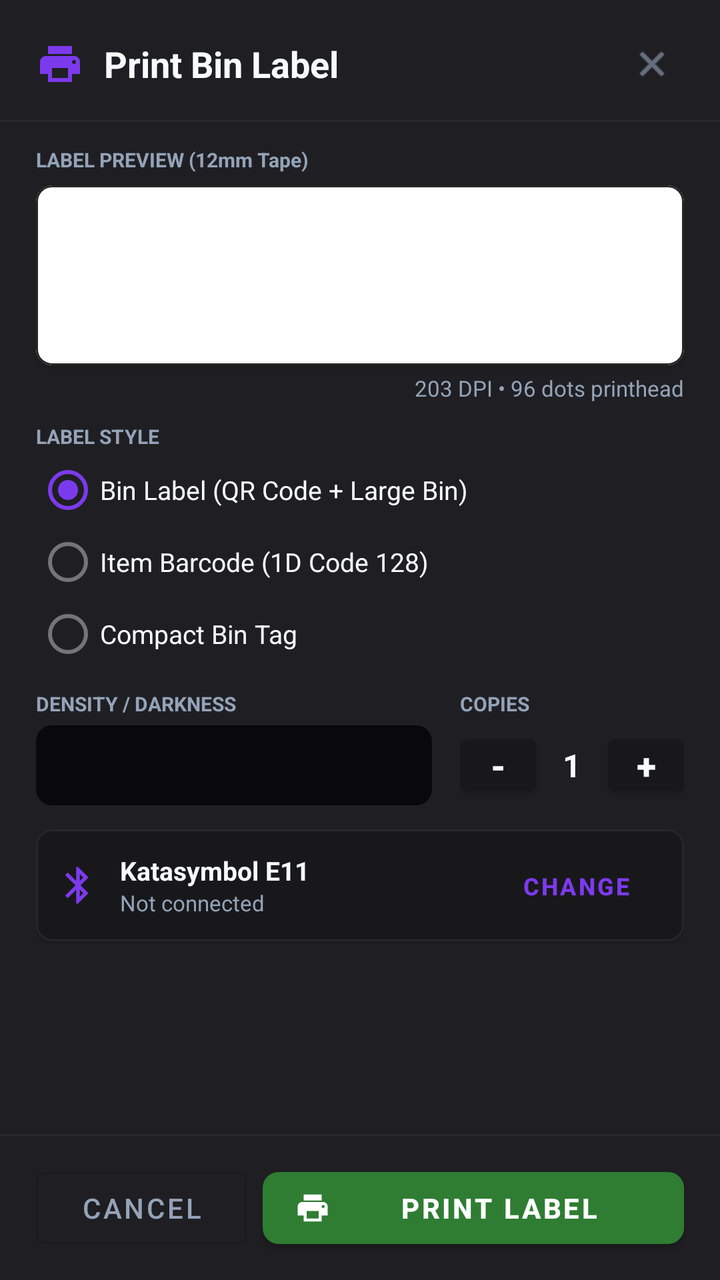
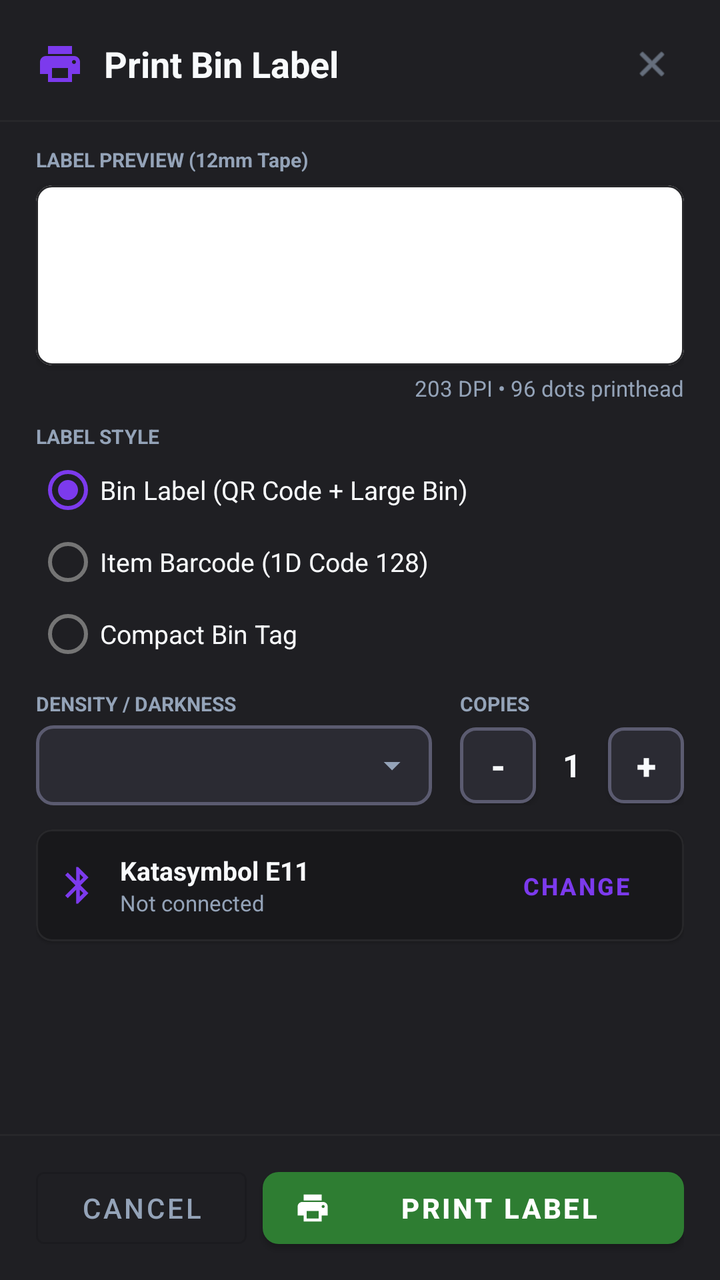

Two renders of the same Android screen: before a commit and after it. Below are the layout's source before the change and the commit's diff.
<!-- AndroidManifest.xml: application theme Theme.InventoryProScanner -->
<!-- res/layout/dialog_print_label.xml -->
<?xml version="1.0" encoding="utf-8"?>
<LinearLayout xmlns:android="http://schemas.android.com/apk/res/android"
    xmlns:app="http://schemas.android.com/apk/res-auto"
    android:layout_width="match_parent"
    android:layout_height="match_parent"
    android:background="@color/surface"
    android:orientation="vertical">

    
    <LinearLayout
        android:layout_width="match_parent"
        android:layout_height="wrap_content"
        android:gravity="center_vertical"
        android:orientation="horizontal"
        android:paddingHorizontal="18dp"
        android:paddingTop="16dp"
        android:paddingBottom="12dp">

        <ImageView
            android:layout_width="24dp"
            android:layout_height="24dp"
            android:src="@drawable/ic_print"
            app:tint="@color/primary" />

        <TextView
            android:id="@+id/tvDialogTitle"
            android:layout_width="0dp"
            android:layout_height="wrap_content"
            android:layout_marginStart="10dp"
            android:layout_weight="1"
            android:text="Print Bin Label"
            android:textColor="@color/text_primary"
            android:textSize="18sp"
            android:textStyle="bold" />

        <ImageView
            android:id="@+id/btnCloseDialog"
            android:layout_width="32dp"
            android:layout_height="32dp"
            android:background="?selectableItemBackgroundBorderless"
            android:padding="6dp"
            android:src="@android:drawable/ic_menu_close_clear_cancel"
            app:tint="@color/text_secondary" />
    </LinearLayout>

    <View
        android:layout_width="match_parent"
        android:layout_height="1dp"
        android:background="@color/border" />

    
    <androidx.core.widget.NestedScrollView
        android:layout_width="match_parent"
        android:layout_height="0dp"
        android:layout_weight="1"
        android:fillViewport="true">

        <LinearLayout
            android:layout_width="match_parent"
            android:layout_height="wrap_content"
            android:orientation="vertical"
            android:paddingHorizontal="18dp"
            android:paddingVertical="12dp">

            
            <TextView
                android:layout_width="wrap_content"
                android:layout_height="wrap_content"
                android:text="LABEL PREVIEW (12mm Tape)"
                android:textColor="@color/text_secondary"
                android:textSize="10sp"
                android:textStyle="bold" />

            <com.google.android.material.card.MaterialCardView
                android:layout_width="match_parent"
                android:layout_height="90dp"
                android:layout_marginTop="6dp"
                app:cardBackgroundColor="@color/white"
                app:cardCornerRadius="8dp"
                app:cardElevation="2dp"
                app:strokeColor="@color/border"
                app:strokeWidth="1dp">

                <ImageView
                    android:id="@+id/ivLabelPreview"
                    android:layout_width="match_parent"
                    android:layout_height="match_parent"
                    android:layout_gravity="center"
                    android:contentDescription="Label Preview"
                    android:padding="6dp"
                    android:scaleType="fitCenter" />
            </com.google.android.material.card.MaterialCardView>

            <TextView
                android:id="@+id/tvLabelSpecs"
                android:layout_width="match_parent"
                android:layout_height="wrap_content"
                android:layout_marginTop="4dp"
                android:gravity="end"
                android:text="203 DPI • 96 dots printhead"
                android:textColor="@color/text_secondary"
                android:textSize="11sp" />

            
            <LinearLayout
                android:id="@+id/cardDualPartBanner"
                android:layout_width="match_parent"
                android:layout_height="wrap_content"
                android:layout_marginTop="10dp"
                android:background="@drawable/card_background"
                android:orientation="vertical"
                android:padding="10dp"
                android:visibility="gone">

                <LinearLayout
                    android:layout_width="match_parent"
                    android:layout_height="wrap_content"
                    android:gravity="center_vertical"
                    android:orientation="horizontal">

                    <LinearLayout
                        android:layout_width="0dp"
                        android:layout_height="wrap_content"
                        android:layout_weight="1"
                        android:orientation="vertical">

                        <TextView
                            android:id="@+id/tvDualPartNotice"
                            android:layout_width="wrap_content"
                            android:layout_height="wrap_content"
                            android:text="2 Parts Share this Bin"
                            android:textColor="#38BDF8"
                            android:textSize="12sp"
                            android:textStyle="bold" />

                        <TextView
                            android:id="@+id/tvDualPartSubtitle"
                            android:layout_width="wrap_content"
                            android:layout_height="wrap_content"
                            android:text="Print combined 2-in-1 label"
                            android:textColor="@color/text_secondary"
                            android:textSize="10sp" />
                    </LinearLayout>

                    <com.google.android.material.switchmaterial.SwitchMaterial
                        android:id="@+id/switchCombineParts"
                        android:layout_width="wrap_content"
                        android:layout_height="wrap_content"
                        android:checked="false" />
                </LinearLayout>

                <LinearLayout
                    android:id="@+id/layoutCompanionPicker"
                    android:layout_width="match_parent"
                    android:layout_height="wrap_content"
                    android:layout_marginTop="8dp"
                    android:orientation="vertical"
                    android:visibility="gone">

                    <TextView
                        android:layout_width="wrap_content"
                        android:layout_height="wrap_content"
                        android:text="PAIR WITH COMPANION PART:"
                        android:textColor="@color/text_secondary"
                        android:textSize="9sp"
                        android:textStyle="bold" />

                    <Spinner
                        android:id="@+id/spinnerCompanionPart"
                        android:layout_width="match_parent"
                        android:layout_height="36dp"
                        android:layout_marginTop="2dp"
                        android:background="@drawable/input_background" />
                </LinearLayout>
            </LinearLayout>

            
            <TextView
                android:layout_width="wrap_content"
                android:layout_height="wrap_content"
                android:layout_marginTop="10dp"
                android:text="LABEL STYLE"
                android:textColor="@color/text_secondary"
                android:textSize="10sp"
                android:textStyle="bold" />

            <RadioGroup
                android:id="@+id/rgLabelStyle"
                android:layout_width="match_parent"
                android:layout_height="wrap_content"
                android:layout_marginTop="2dp">

                <RadioButton
                    android:id="@+id/rbBinQr"
                    android:layout_width="match_parent"
                    android:layout_height="36dp"
                    android:checked="true"
                    android:text="Bin Label (QR Code + Large Bin)"
                    android:textColor="@color/text_primary"
                    android:textSize="13sp" />

                <RadioButton
                    android:id="@+id/rbItemBarcode"
                    android:layout_width="match_parent"
                    android:layout_height="36dp"
                    android:text="Item Barcode (1D Code 128)"
                    android:textColor="@color/text_primary"
                    android:textSize="13sp" />

                <RadioButton
                    android:id="@+id/rbCompactBin"
                    android:layout_width="match_parent"
                    android:layout_height="36dp"
                    android:text="Compact Bin Tag"
                    android:textColor="@color/text_primary"
                    android:textSize="13sp" />

                <RadioButton
                    android:id="@+id/rbDualStacked"
                    android:layout_width="match_parent"
                    android:layout_height="36dp"
                    android:text="Combined Bin (Stacked Label)"
                    android:textColor="@color/text_primary"
                    android:textSize="13sp"
                    android:visibility="gone" />
            </RadioGroup>

            
            <LinearLayout
                android:layout_width="match_parent"
                android:layout_height="wrap_content"
                android:layout_marginTop="10dp"
                android:baselineAligned="false"
                android:orientation="horizontal">

                
                <LinearLayout
                    android:layout_width="0dp"
                    android:layout_height="wrap_content"
                    android:layout_weight="1"
                    android:orientation="vertical">

                    <TextView
                        android:layout_width="wrap_content"
                        android:layout_height="wrap_content"
                        android:text="DENSITY / DARKNESS"
                        android:textColor="@color/text_secondary"
                        android:textSize="10sp"
                        android:textStyle="bold" />

                    <Spinner
                        android:id="@+id/spinnerDensity"
                        android:layout_width="match_parent"
                        android:layout_height="40dp"
                        android:layout_marginTop="4dp"
                        android:background="@drawable/input_background" />
                </LinearLayout>

                <Space
                    android:layout_width="14dp"
                    android:layout_height="wrap_content" />

                
                <LinearLayout
                    android:layout_width="wrap_content"
                    android:layout_height="wrap_content"
                    android:orientation="vertical">

                    <TextView
                        android:layout_width="wrap_content"
                        android:layout_height="wrap_content"
                        android:text="COPIES"
                        android:textColor="@color/text_secondary"
                        android:textSize="10sp"
                        android:textStyle="bold" />

                    <LinearLayout
                        android:layout_width="wrap_content"
                        android:layout_height="40dp"
                        android:layout_marginTop="4dp"
                        android:gravity="center_vertical"
                        android:orientation="horizontal">

                        <Button
                            android:id="@+id/btnMinusCopy"
                            android:layout_width="38dp"
                            android:layout_height="38dp"
                            android:backgroundTint="@color/card_bg"
                            android:padding="0dp"
                            android:text="-"
                            android:textColor="@color/text_primary"
                            android:textSize="18sp"
                            android:textStyle="bold" />

                        <TextView
                            android:id="@+id/tvCopiesCount"
                            android:layout_width="36dp"
                            android:layout_height="wrap_content"
                            android:gravity="center"
                            android:text="1"
                            android:textColor="@color/text_primary"
                            android:textSize="16sp"
                            android:textStyle="bold" />

                        <Button
                            android:id="@+id/btnPlusCopy"
                            android:layout_width="38dp"
                            android:layout_height="38dp"
                            android:backgroundTint="@color/card_bg"
                            android:padding="0dp"
                            android:text="+"
                            android:textColor="@color/text_primary"
                            android:textSize="18sp"
                            android:textStyle="bold" />
                    </LinearLayout>
                </LinearLayout>
            </LinearLayout>

            
            <com.google.android.material.card.MaterialCardView
                android:layout_width="match_parent"
                android:layout_height="wrap_content"
                android:layout_marginTop="12dp"
                app:cardBackgroundColor="@color/card_bg"
                app:cardCornerRadius="8dp"
                app:strokeColor="@color/border"
                app:strokeWidth="1dp">

                <LinearLayout
                    android:layout_width="match_parent"
                    android:layout_height="wrap_content"
                    android:gravity="center_vertical"
                    android:orientation="horizontal"
                    android:padding="10dp">

                    <ImageView
                        android:layout_width="22dp"
                        android:layout_height="22dp"
                        android:src="@drawable/ic_bluetooth"
                        app:tint="@color/primary" />

                    <LinearLayout
                        android:layout_width="0dp"
                        android:layout_height="wrap_content"
                        android:layout_marginStart="10dp"
                        android:layout_weight="1"
                        android:orientation="vertical">

                        <TextView
                            android:id="@+id/tvPrinterName"
                            android:layout_width="wrap_content"
                            android:layout_height="wrap_content"
                            android:text="Katasymbol E11"
                            android:textColor="@color/text_primary"
                            android:textSize="13sp"
                            android:textStyle="bold" />

                        <TextView
                            android:id="@+id/tvPrinterAddress"
                            android:layout_width="wrap_content"
                            android:layout_height="wrap_content"
                            android:text="Not connected"
                            android:textColor="@color/text_secondary"
                            android:textSize="11sp" />
                    </LinearLayout>

                    <Button
                        android:id="@+id/btnSelectPrinter"
                        style="@style/Widget.MaterialComponents.Button.TextButton"
                        android:layout_width="wrap_content"
                        android:layout_height="36dp"
                        android:text="Change"
                        android:textColor="@color/primary"
                        android:textSize="12sp"
                        android:textStyle="bold" />
                </LinearLayout>
            </com.google.android.material.card.MaterialCardView>

        </LinearLayout>
    </androidx.core.widget.NestedScrollView>

    
    <View
        android:layout_width="match_parent"
        android:layout_height="1dp"
        android:background="@color/border" />

    
    <LinearLayout
        android:id="@+id/layoutPrintProgress"
        android:layout_width="match_parent"
        android:layout_height="wrap_content"
        android:background="#152E7D32"
        android:gravity="center_vertical"
        android:orientation="horizontal"
        android:paddingHorizontal="18dp"
        android:paddingVertical="10dp"
        android:visibility="gone">

        <ProgressBar
            android:layout_width="20dp"
            android:layout_height="20dp"
            android:indeterminate="true" />

        <TextView
            android:id="@+id/tvPrintProgressStatus"
            android:layout_width="wrap_content"
            android:layout_height="wrap_content"
            android:layout_marginStart="10dp"
            android:text="Printing in progress..."
            android:textColor="@color/primary"
            android:textSize="13sp"
            android:textStyle="bold" />
    </LinearLayout>

    <LinearLayout
        android:layout_width="match_parent"
        android:layout_height="wrap_content"
        android:orientation="horizontal"
        android:paddingHorizontal="18dp"
        android:paddingVertical="12dp">

        <Button
            android:id="@+id/btnCancelPrint"
            style="@style/Widget.MaterialComponents.Button.OutlinedButton"
            android:layout_width="0dp"
            android:layout_height="48dp"
            android:layout_marginEnd="8dp"
            android:layout_weight="1"
            android:text="Cancel"
            android:textColor="@color/text_secondary"
            android:textSize="14sp" />

        <com.google.android.material.button.MaterialButton
            android:id="@+id/btnExecutePrint"
            android:layout_width="0dp"
            android:layout_height="48dp"
            android:layout_weight="2"
            android:text="Print Label"
            android:textColor="@color/white"
            android:textSize="14sp"
            android:textStyle="bold"
            app:backgroundTint="#2E7D32"
            app:cornerRadius="8dp"
            app:icon="@drawable/ic_print"
            app:iconSize="18dp"
            app:iconTint="@color/white" />
    </LinearLayout>

</LinearLayout>
<!-- resources referenced by this layout -->
<resources>
  <color name="border">#FF27272A</color>
  <color name="card_bg">#FF18181B</color>
  <color name="primary">#FF7C3AED</color>
  <color name="surface">#FF1F1F23</color>
  <color name="text_primary">#FFF8FAFC</color>
  <color name="text_secondary">#FF94A3B8</color>
  <color name="white">#FFFFFFFF</color>
  <!-- drawable card_background (drawable) -->
  <?xml version="1.0" encoding="utf-8"?>
  <shape xmlns:android="http://schemas.android.com/apk/res/android"
      android:shape="rectangle">
      <solid android:color="@color/surface" />
      <corners android:radius="12dp" />
  </shape>
  <!-- drawable ic_bluetooth (drawable) -->
  <vector xmlns:android="http://schemas.android.com/apk/res/android"
      android:width="24dp"
      android:height="24dp"
      android:viewportWidth="24"
      android:viewportHeight="24">
    <path
        android:fillColor="@color/white"
        android:pathData="M17.71,7.71L12,2h-1v7.59L6.41,5 5,6.41 10.59,12 5,17.59 6.41,19 11,14.41V22h1l5.71,-5.71-4.3,-4.29 4.3,-4.29zM13,5.83l1.88,1.88L13,9.59V5.83zm1.88,10.46L13,18.17v-3.76l1.88,1.88z"/>
  </vector>
  <!-- drawable ic_print (drawable) -->
  <vector xmlns:android="http://schemas.android.com/apk/res/android"
      android:width="24dp"
      android:height="24dp"
      android:viewportWidth="24"
      android:viewportHeight="24">
    <path
        android:fillColor="@color/white"
        android:pathData="M19,8H5c-1.66,0 -3,1.34 -3,3v6h4v4h12v-4h4v-6c0,-1.66 -1.34,-3 -3,-3zm-3,11H8v-5h8v5zm3,-7c-0.55,0 -1,-0.45 -1,-1s0.45,-1 1,-1 1,0.45 1,1 -0.45,1 -1,1zm-1,-9H6v4h12V3z"/>
  </vector>
  <!-- drawable input_background (drawable) -->
  <?xml version="1.0" encoding="utf-8"?>
  <shape xmlns:android="http://schemas.android.com/apk/res/android"
      android:shape="rectangle">
      <solid android:color="@color/background" />
      <corners android:radius="8dp" />
  </shape>
  <style name="Theme.InventoryProScanner" parent="Theme.MaterialComponents.DayNight.DarkActionBar">
          
          <item name="colorPrimary">@color/primary</item>
          <item name="colorPrimaryVariant">@color/primary_variant</item>
          <item name="colorOnPrimary">@color/on_primary</item>
          
          <item name="colorSecondary">@color/primary</item>
          <item name="colorSecondaryVariant">@color/primary_variant</item>
          <item name="colorOnSecondary">@color/on_primary</item>
          
          <item name="android:statusBarColor">@color/background</item>
          
          <item name="android:windowBackground">@color/background</item>
      </style>
  <color name="background">#FF09090B</color>
  <color name="primary_variant">#FF6D28D9</color>
  <color name="on_primary">#FFFFFFFF</color>
</resources>

<!-- the commit's change to res/layout/dialog_print_label.xml (unified diff, before → after) -->
@@ -168,9 +168,9 @@
                     <Spinner
                         android:id="@+id/spinnerCompanionPart"
                         android:layout_width="match_parent"
-                        android:layout_height="36dp"
-                        android:layout_marginTop="2dp"
-                        android:background="@drawable/input_background" />
+                        android:layout_height="40dp"
+                        android:layout_marginTop="4dp"
+                        android:background="@drawable/spinner_box_background" />
                 </LinearLayout>
             </LinearLayout>
 
@@ -253,7 +253,7 @@
                         android:layout_width="match_parent"
                         android:layout_height="40dp"
                         android:layout_marginTop="4dp"
-                        android:background="@drawable/input_background" />
+                        android:background="@drawable/spinner_box_background" />
                 </LinearLayout>
 
                 <Space
@@ -281,16 +281,23 @@
                         android:gravity="center_vertical"
                         android:orientation="horizontal">
 
-                        <Button
+                        <com.google.android.material.button.MaterialButton
                             android:id="@+id/btnMinusCopy"
                             android:layout_width="38dp"
                             android:layout_height="38dp"
-                            android:backgroundTint="@color/card_bg"
+                            android:insetTop="0dp"
+                            android:insetBottom="0dp"
+                            android:insetLeft="0dp"
+                            android:insetRight="0dp"
                             android:padding="0dp"
                             android:text="-"
                             android:textColor="@color/text_primary"
                             android:textSize="18sp"
-                            android:textStyle="bold" />
+                            android:textStyle="bold"
+                            app:backgroundTint="#FF2B2B33"
+                            app:cornerRadius="8dp"
+                            app:strokeColor="#FF5B5B70"
+                            app:strokeWidth="1.5dp" />
 
                         <TextView
                             android:id="@+id/tvCopiesCount"
@@ -302,16 +309,23 @@
                             android:textSize="16sp"
                             android:textStyle="bold" />
 
-                        <Button
+                        <com.google.android.material.button.MaterialButton
                             android:id="@+id/btnPlusCopy"
                             android:layout_width="38dp"
                             android:layout_height="38dp"
-                            android:backgroundTint="@color/card_bg"
+                            android:insetTop="0dp"
+                            android:insetBottom="0dp"
+                            android:insetLeft="0dp"
+                            android:insetRight="0dp"
                             android:padding="0dp"
                             android:text="+"
                             android:textColor="@color/text_primary"
                             android:textSize="18sp"
-                            android:textStyle="bold" />
+                            android:textStyle="bold"
+                            app:backgroundTint="#FF2B2B33"
+                            app:cornerRadius="8dp"
+                            app:strokeColor="#FF5B5B70"
+                            app:strokeWidth="1.5dp" />
                     </LinearLayout>
                 </LinearLayout>
             </LinearLayout>
<!-- resource entries referenced after the edit -->
@@ -34,13 +34,23 @@
         android:fillColor="@color/white"
         android:pathData="M19,8H5c-1.66,0 -3,1.34 -3,3v6h4v4h12v-4h4v-6c0,-1.66 -1.34,-3 -3,-3zm-3,11H8v-5h8v5zm3,-7c-0.55,0 -1,-0.45 -1,-1s0.45,-1 1,-1 1,0.45 1,1 -0.45,1 -1,1zm-1,-9H6v4h12V3z"/>
   </vector>
-  <!-- drawable input_background (drawable) -->
+  <!-- drawable spinner_box_background (drawable) -->
   <?xml version="1.0" encoding="utf-8"?>
-  <shape xmlns:android="http://schemas.android.com/apk/res/android"
-      android:shape="rectangle">
-      <solid android:color="@color/background" />
-      <corners android:radius="8dp" />
-  </shape>
+  <layer-list xmlns:android="http://schemas.android.com/apk/res/android">
+      <item>
+          <shape android:shape="rectangle">
+              <solid android:color="#FF2B2B33" />
+              <stroke
+                  android:width="1.5dp"
+                  android:color="#FF5B5B70" />
+              <corners android:radius="8dp" />
+          </shape>
+      </item>
+      <item
+          android:drawable="@drawable/ic_arrow_drop_down"
+          android:gravity="end|center_vertical"
+          android:right="10dp" />
+  </layer-list>
   <style name="Theme.InventoryProScanner" parent="Theme.MaterialComponents.DayNight.DarkActionBar">
           
           <item name="colorPrimary">@color/primary</item>
@@ -55,6 +65,16 @@
           
           <item name="android:windowBackground">@color/background</item>
       </style>
+  <!-- drawable ic_arrow_drop_down (drawable) -->
+  <vector xmlns:android="http://schemas.android.com/apk/res/android"
+      android:width="20dp"
+      android:height="20dp"
+      android:viewportWidth="24"
+      android:viewportHeight="24">
+    <path
+        android:fillColor="#FF94A3B8"
+        android:pathData="M7,10l5,5 5,-5z"/>
+  </vector>
   <color name="background">#FF09090B</color>
   <color name="primary_variant">#FF6D28D9</color>
   <color name="on_primary">#FFFFFFFF</color>
